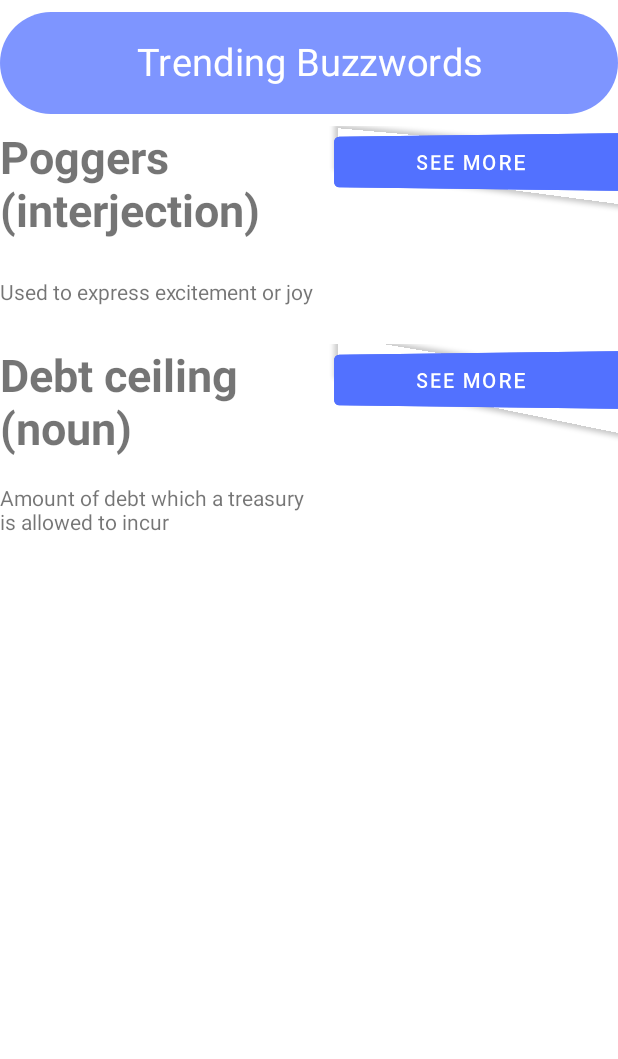
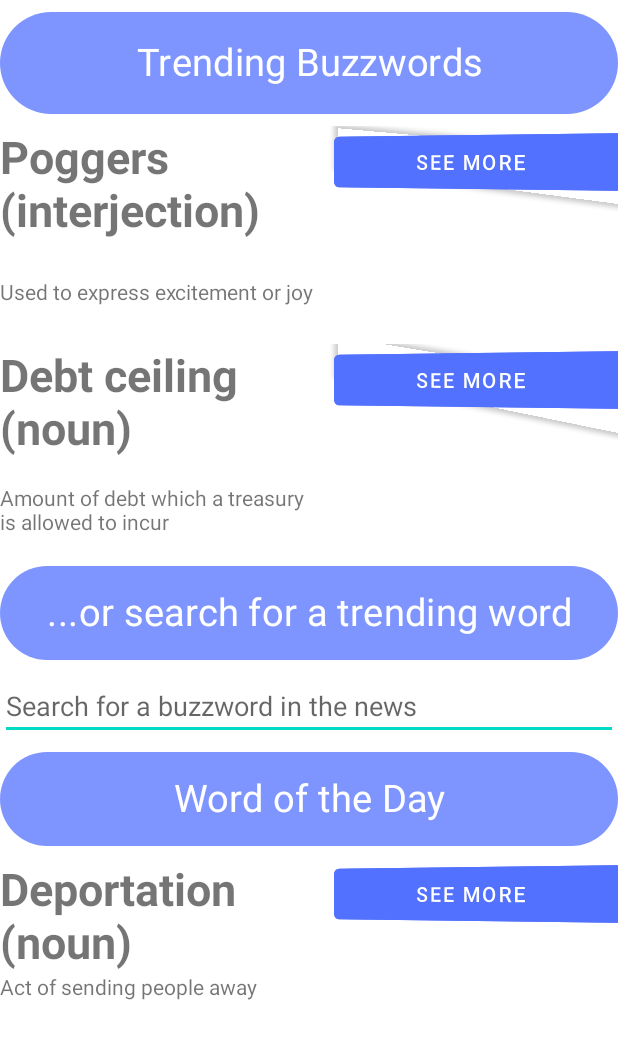
Before and after one commit to ThomasPark32/Buzzwordsv1_1, an Android app: the screen it shows after launch (MainActivity), on a phone screen of 412 x 824 dp, the part 168-1227 px from its top. Run offline under Robolectric (Android 15) with nearby library versions, the phone set to English and light mode, and no system bars.

Commit message:
Edited MainActivity

```diff
--- a/app/src/main/res/layout/activity_main.xml
+++ b/app/src/main/res/layout/activity_main.xml
@@ -4,7 +4,7 @@
     xmlns:tools="http://schemas.android.com/tools"
     android:id="@+id/ConstraintLayout"
     android:layout_width="match_parent"
-    android:layout_height="match_parent"
+    android:layout_height="wrap_content"
     tools:context=".MainActivity">
 
     <LinearLayout
@@ -33,6 +33,7 @@
             android:id="@+id/TrendingTitle"
             android:layout_width="match_parent"
             android:layout_height="84dp"
+            android:clickable="false"
             android:fontFamily="sans-serif"
             android:text="@string/trendingStr"
             android:textAlignment="center"
@@ -119,6 +120,82 @@
                 android:backgroundTint="@color/buzzblue"
                 android:rotationY="-15"
                 android:text="@string/MoreText" />
+
+        </LinearLayout>
+
+        <com.google.android.material.chip.Chip
+            android:id="@+id/searchTitle"
+            android:layout_width="match_parent"
+            android:layout_height="84dp"
+            android:layout_weight="1"
+            android:clickable="false"
+            android:fontFamily="sans-serif"
+            android:text="@string/searchStr"
+            android:textAlignment="center"
+            android:textColor="#FFFFFF"
+            android:textSize="25sp"
+            android:textStyle="bold"
+            app:chipBackgroundColor="#BE5271FF" />
+
+        <EditText
+            android:id="@+id/searchTextBox"
+            android:layout_width="match_parent"
+            android:layout_height="wrap_content"
+            android:ems="10"
+            android:hint="@string/searchTxt"
+            android:inputType="textPersonName" />
+
+        <com.google.android.material.chip.Chip
+            android:id="@+id/wotdTitle"
+            android:layout_width="match_parent"
+            android:layout_height="84dp"
+            android:layout_weight="1"
+            android:clickable="false"
+            android:fontFamily="sans-serif"
+            android:text="@string/wotdTxt"
+            android:textAlignment="center"
+            android:textColor="#FFFFFF"
+            android:textSize="25sp"
+            android:textStyle="bold"
+            app:chipBackgroundColor="#BE5271FF" />
+
+        <LinearLayout
+            android:id="@+id/wotd"
+            android:layout_width="match_parent"
+            android:layout_height="match_parent"
+            android:layout_weight="1"
+            android:orientation="horizontal">
+
+            <LinearLayout
+                android:layout_width="123dp"
+                android:layout_height="145dp"
+                android:layout_weight="1"
+                android:orientation="vertical">
+
+                <TextView
+                    android:id="@+id/wotdTxt"
+                    android:layout_width="match_parent"
+                    android:layout_height="wrap_content"
+                    android:text="Deportation (noun)"
+                    android:textSize="30sp"
+                    android:textStyle="bold" />
+
+                <TextView
+                    android:id="@+id/wotdDef"
+                    android:layout_width="match_parent"
+                    android:layout_height="wrap_content"
+                    android:text="Act of sending people away" />
+            </LinearLayout>
+
+            <Button
+                android:id="@+id/wotdSeeMore"
+                android:layout_width="wrap_content"
+                android:layout_height="wrap_content"
+                android:layout_weight="1"
+                android:backgroundTint="@color/buzzblue"
+                android:rotationY="-15"
+                android:text="@string/MoreText" />
+
         </LinearLayout>
 
     </LinearLayout>
--- a/app/src/main/res/values/strings.xml
+++ b/app/src/main/res/values/strings.xml
@@ -12,4 +12,7 @@
     <string name="title">Buzzwords</string>
     <string name="trendingStr">Trending Buzzwords</string>
     <string name="MoreText">See More</string>
+    <string name="searchStr">...or search for a trending word</string>
+    <string name="searchTxt">Search for a buzzword in the news</string>
+    <string name="wotdTxt">Word of the Day</string>
 </resources>
```
